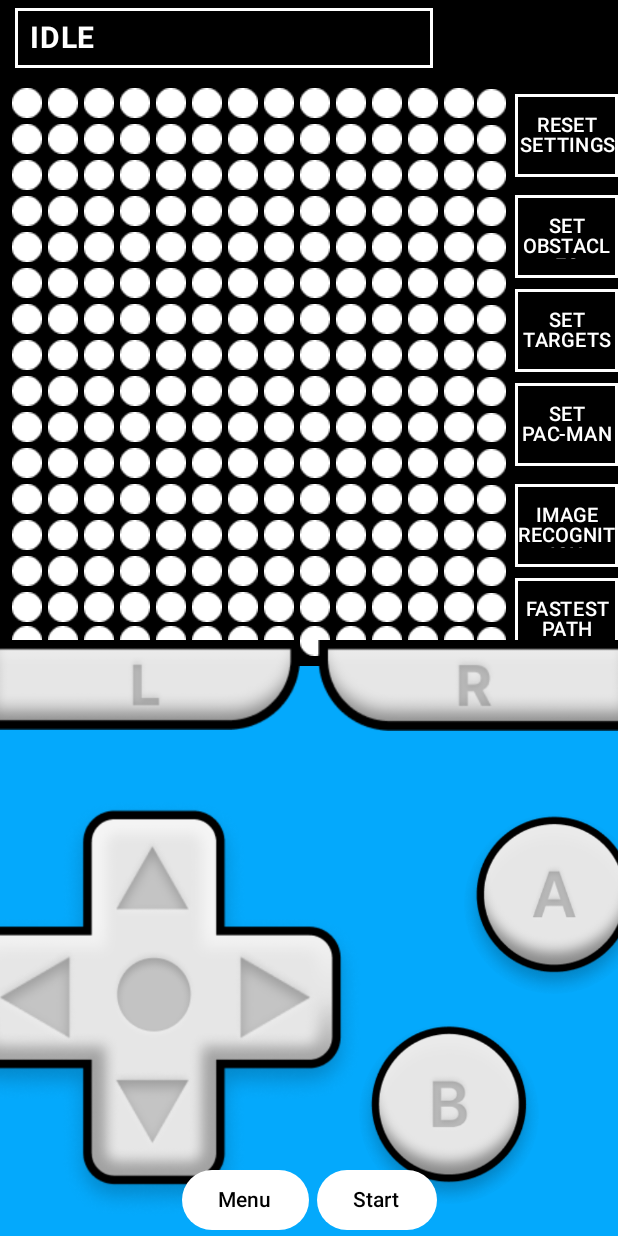
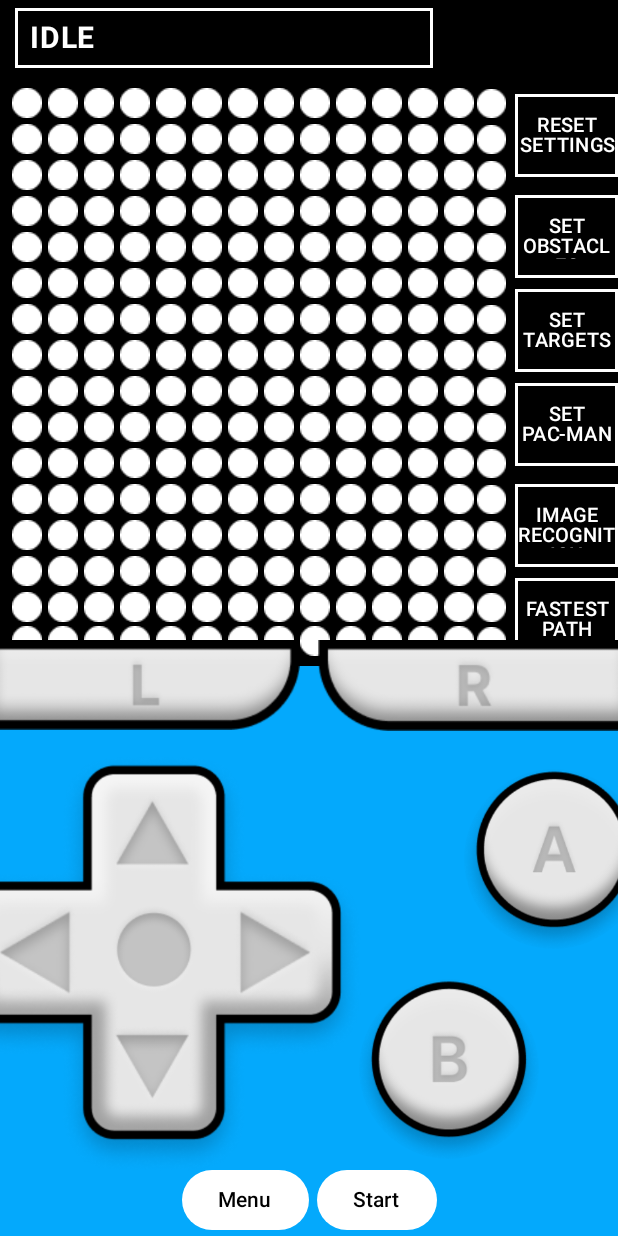
Before and after one commit to MDP-Group40/Android, an Android app built with Jetpack Compose: the screen it shows after launch (MainActivity), on a phone screen of 412 x 824 dp. Run offline under Robolectric (Android 15) with nearby library versions, the phone set to English and light mode, and no system bars; our stand-ins replace Dagger/Hilt's generated code.

Commit message:
editted the layout abit

```diff
--- a/app/src/main/java/com/example/mdpandroid/ui/buttons/GameControl.kt
+++ b/app/src/main/java/com/example/mdpandroid/ui/buttons/GameControl.kt
@@ -50,8 +50,7 @@ fun GameControls(viewModel: CarViewModel, navController: NavHostController, modi
         LeftRightTab(navController = navController)
         Row(
             modifier = Modifier
-                .fillMaxWidth()
-                .offset(y = 30.dp),
+                .fillMaxWidth(),
             horizontalArrangement = Arrangement.SpaceAround,
             verticalAlignment = Alignment.CenterVertically
         ) {
```
